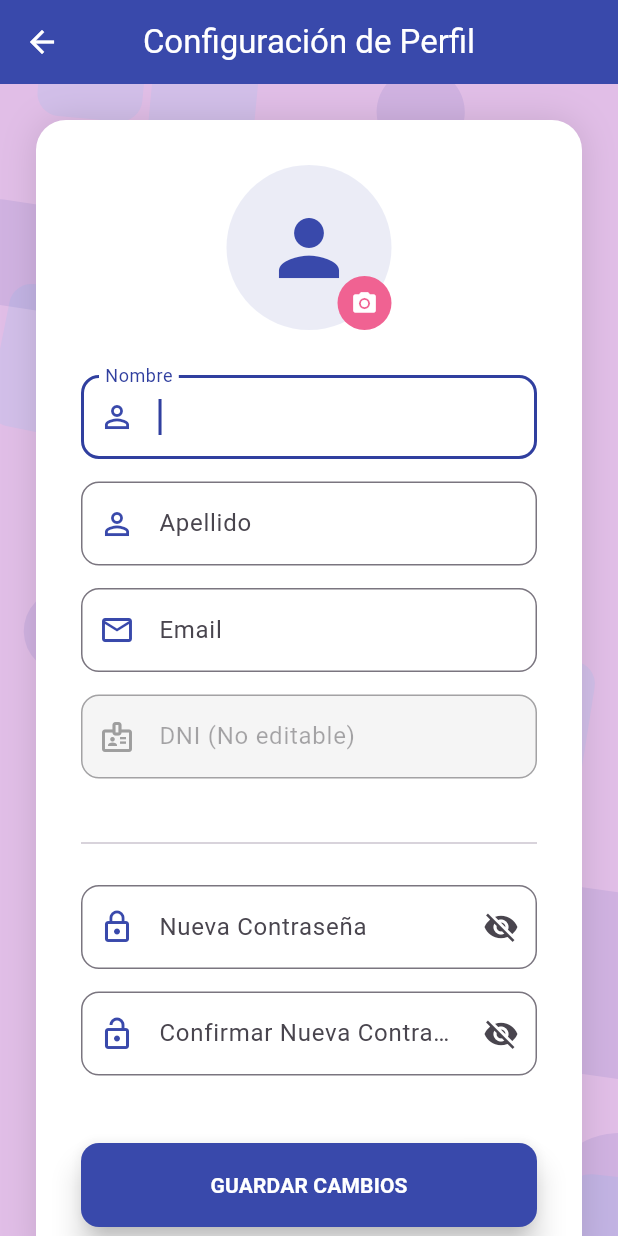
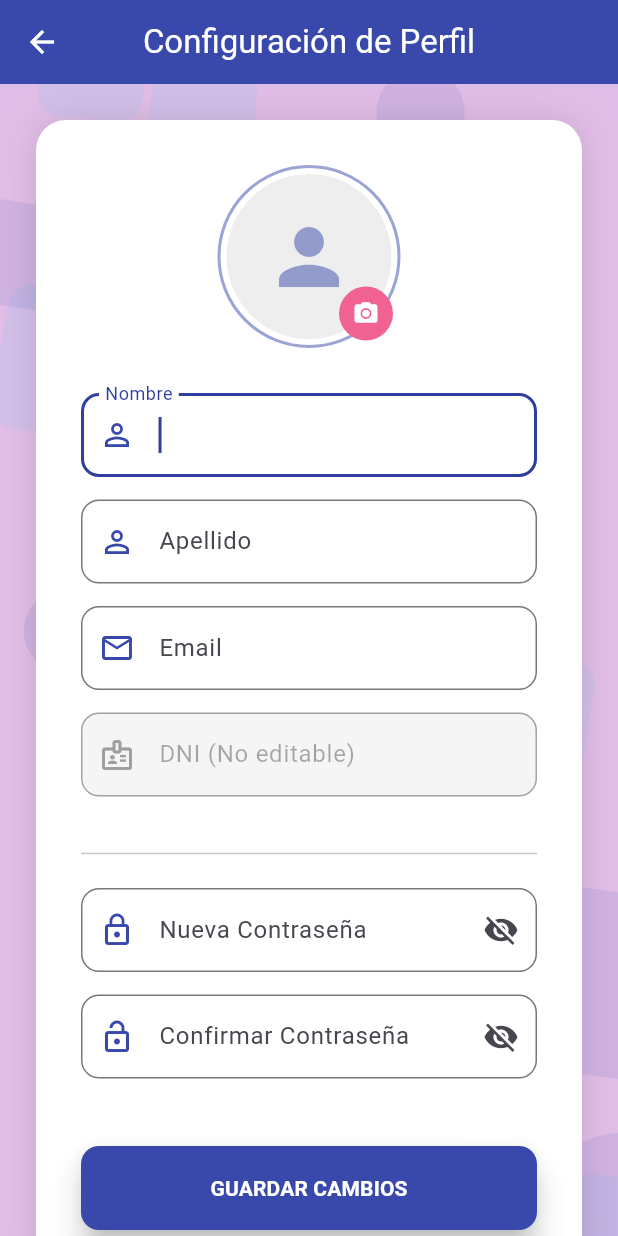
Before and after one commit to ShifuDanySan/elos_rubrik, a Flutter app: the ProfileEditScreen screen opened directly, on a phone screen of 412 x 824 dp. Run offline on Flutter 3.47's test engine with Material 3 defaults, Android fonts, the phone set to English and light mode, and no system bars; our stand-ins replace cloud_firestore, file_picker, firebase_auth, firebase_core, firebase_storage, image_picker and 2 more; missing offline and left inert: excel; accounts and stored records are empty.

Commit message:
Ajustes del Avatar del perfil

```diff
--- a/lib/profile_edit_screen.dart
+++ b/lib/profile_edit_screen.dart
@@ -1,7 +1,11 @@
+// profile_edit_screen.dart
 import 'package:flutter/material.dart';
 import 'package:firebase_auth/firebase_auth.dart';
 import 'package:cloud_firestore/cloud_firestore.dart';
+import 'package:firebase_storage/firebase_storage.dart';
 import 'package:image_picker/image_picker.dart';
+import 'dart:io';
+import 'package:flutter/foundation.dart' show kIsWeb;
 import 'login_register_screen.dart'; // Asegúrate de que FloatingShapesBackground esté aquí
 
 class ProfileEditScreen extends StatefulWidget {
@@ -26,7 +30,7 @@ class _ProfileEditScreenState extends State<ProfileEditScreen> {
   final TextEditingController _passwordController = TextEditingController();
   final TextEditingController _confirmPasswordController = TextEditingController();
 
-  // FocusNodes para la navegación con Enter
+  // FocusNodes para navegación con Enter
   final FocusNode _nombreFocus = FocusNode();
   final FocusNode _apellidoFocus = FocusNode();
   final FocusNode _emailFocus = FocusNode();
@@ -48,7 +52,6 @@ class _ProfileEditScreenState extends State<ProfileEditScreen> {
     _dniController.dispose();
     _passwordController.dispose();
     _confirmPasswordController.dispose();
-    // Dispose FocusNodes
     _nombreFocus.dispose();
     _apellidoFocus.dispose();
     _emailFocus.dispose();
@@ -78,7 +81,7 @@ class _ProfileEditScreenState extends State<ProfileEditScreen> {
     } catch (e) {
       debugPrint("Error al cargar perfil: $e");
     } finally {
-      // Regla de negocio: El cursor debe empezar en el primer campo
+      // Regla: El cursor empieza en el primer campo
       WidgetsBinding.instance.addPostFrameCallback((_) {
         _nombreFocus.requestFocus();
       });
@@ -97,15 +100,40 @@ class _ProfileEditScreenState extends State<ProfileEditScreen> {
         source: ImageSource.gallery,
         maxWidth: 500,
         maxHeight: 500,
-        imageQuality: 85,
+        imageQuality: 70,
       );
-      if (image != null) {
+
+      if (image == null) return;
+
+      setState(() => _isSaving = true);
+      final user = FirebaseAuth.instance.currentUser;
+      final storageRef = FirebaseStorage.instance.ref().child('perfiles/${user!.uid}.jpg');
+
+      if (kIsWeb) {
+        await storageRef.putData(await image.readAsBytes());
+      } else {
+        await storageRef.putFile(File(image.path));
+      }
+
+      final String downloadUrl = await storageRef.getDownloadURL();
+
+      await FirebaseFirestore.instance.collection('usuarios').doc(user.uid).update({
+        'photoUrl': downloadUrl,
+      });
+
+      setState(() {
+        _photoUrl = downloadUrl;
+        _isSaving = false;
+      });
+
       ScaffoldMessenger.of(context).showSnackBar(
-          const SnackBar(content: Text("Imagen seleccionada. Implementa Firebase Storage para guardarla.")),
+        const SnackBar(content: Text("Foto actualizada correctamente"), backgroundColor: Colors.green),
       );
-      }
     } catch (e) {
-      debugPrint("Error al seleccionar imagen: $e");
+      setState(() => _isSaving = false);
+      ScaffoldMessenger.of(context).showSnackBar(
+        SnackBar(content: Text("Error al subir imagen: $e"), backgroundColor: Colors.red),
+      );
     }
   }
 
@@ -126,13 +154,10 @@ class _ProfileEditScreenState extends State<ProfileEditScreen> {
         'email': _emailController.text.trim(),
       });
       if (!mounted) return;
+      Navigator.pop(context);
+    } catch (e) {
       ScaffoldMessenger.of(context).showSnackBar(
-        const SnackBar(content: Text('Perfil actualizado con éxito'), backgroundColor: Colors.green),
-      );
-      Navigator.pop(context);
-    } on FirebaseAuthException catch (e) {
-      ScaffoldMessenger.of(context).showSnackBar(
-        SnackBar(content: Text('Error: ${e.message}'), backgroundColor: Colors.red),
+        SnackBar(content: Text('Error: $e'), backgroundColor: Colors.red),
       );
     } finally {
       if (mounted) setState(() => _isSaving = false);
@@ -181,28 +206,39 @@ class _ProfileEditScreenState extends State<ProfileEditScreen> {
       child: Column(
         crossAxisAlignment: CrossAxisAlignment.stretch,
         children: [
+          // SECCIÓN DE FOTO CON CONTORNO SIEMPRE VISIBLE
           Center(
             child: Stack(
+              alignment: Alignment.center,
               children: [
-                CircleAvatar(
+                Container(
+                  padding: const EdgeInsets.all(4), // Espacio para el contorno
+                  decoration: BoxDecoration(
+                    shape: BoxShape.circle,
+                    border: Border.all(color: primaryColor.withOpacity(0.5), width: 2),
+                  ),
+                  child: CircleAvatar(
                     radius: 55,
-                  backgroundColor: primaryColor.withOpacity(0.1),
+                    backgroundColor: Colors.grey[200],
                     backgroundImage: (_photoUrl != null && _photoUrl!.isNotEmpty)
                         ? NetworkImage(_photoUrl!)
                         : null,
                     child: (_photoUrl == null || _photoUrl!.isEmpty)
-                      ? Icon(Icons.person, size: 60, color: primaryColor)
+                        ? Icon(Icons.person, size: 60, color: primaryColor.withOpacity(0.5))
                         : null,
                   ),
+                ),
                 Positioned(
-                  bottom: 0,
-                  right: 0,
+                  bottom: 5,
+                  right: 5,
                   child: GestureDetector(
-                    onTap: _cambiarFoto,
+                    onTap: _isSaving ? null : _cambiarFoto,
                     child: CircleAvatar(
                       radius: 18,
                       backgroundColor: accentColor,
-                      child: const Icon(Icons.camera_alt, size: 18, color: Colors.white),
+                      child: _isSaving
+                          ? const SizedBox(width: 12, height: 12, child: CircularProgressIndicator(strokeWidth: 2, color: Colors.white))
+                          : const Icon(Icons.camera_alt, size: 18, color: Colors.white),
                     ),
                   ),
                 ),
@@ -244,7 +280,7 @@ class _ProfileEditScreenState extends State<ProfileEditScreen> {
           ),
 
           const Padding(
-            padding: EdgeInsets.symmetric(vertical: 20),
+            padding: EdgeInsets.symmetric(vertical: 15),
             child: Divider(),
           ),
 
@@ -259,7 +295,7 @@ class _ProfileEditScreenState extends State<ProfileEditScreen> {
           ),
           _buildField(
             controller: _confirmPasswordController,
-            label: 'Confirmar Nueva Contraseña',
+            label: 'Confirmar Contraseña',
             icon: Icons.lock_open_outlined,
             isPassword: true,
             focusNode: _confirmPassFocus,
```
Lines whose indentation alone changed are shown as unchanged.
